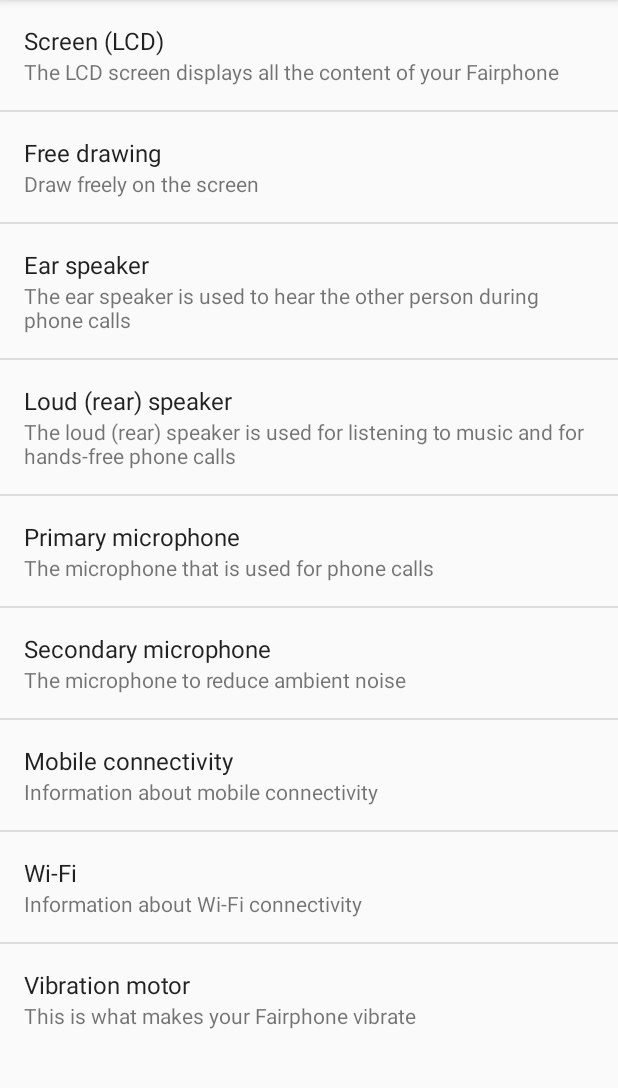
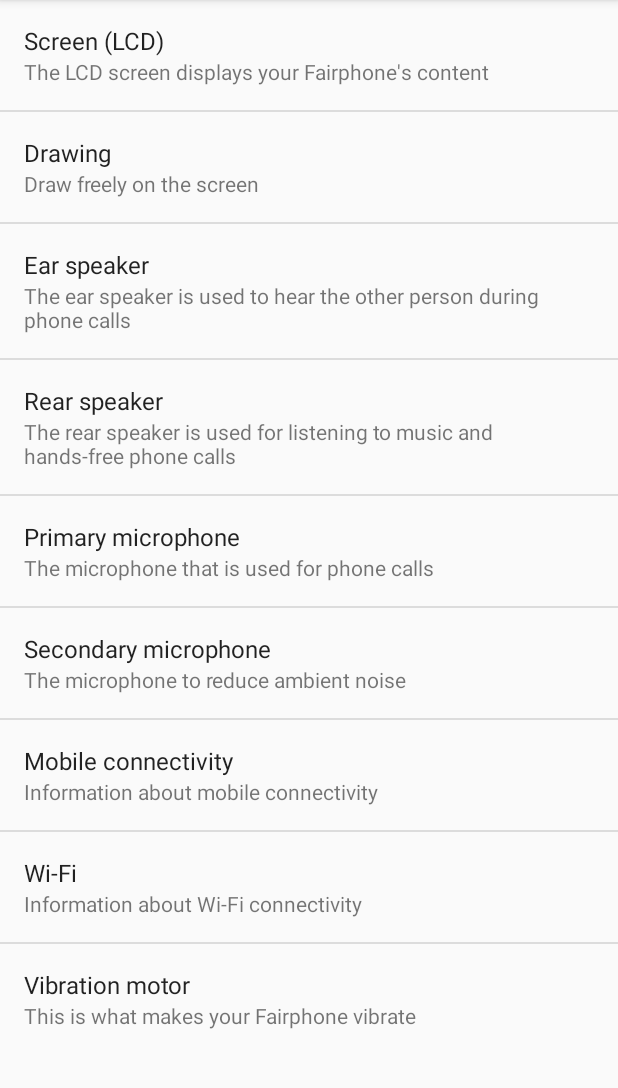
Before and after one commit to WeAreFairphone/FP2-Checkup, an Android app: the MainActivity screen opened directly, with no data from a screen before it, on a phone screen of 412 x 824 dp, the part 84-1172 px from its top. Run offline under Robolectric (Android 15) with nearby library versions, the phone set to English and light mode, and no system bars.

Commit message:
Update some strings after review
CHK-48

Change-Id: Ic88ae54862f8d445c45c668a166020e7e88c1922

```diff
--- a/app/src/main/res/values/strings.xml
+++ b/app/src/main/res/values/strings.xml
@@ -15,7 +15,7 @@
     <string name="grant_permission_in_settings">Please grant the permission in the app settings.</string>
 
     <!-- Free draw -->
-    <string name="freedraw_test_title">Free drawing</string>
+    <string name="freedraw_test_title">Drawing</string>
     <string name="freedraw_test_summary">Draw freely on the screen</string>
     <string name="freedraw_test_description">Draw freely on the screen.</string>
     <!-- Arguments: <action button label> -->
@@ -23,8 +23,8 @@
 
     <!-- LCD -->
     <string name="lcd_test_title">Screen (LCD)</string>
-    <string name="lcd_test_summary">The LCD screen displays all the content of your Fairphone</string>
-    <string name="lcd_test_description">The LCD screen displays all the content of your Fairphone.</string>
+    <string name="lcd_test_summary">The LCD screen displays your Fairphone\'s content</string>
+    <string name="lcd_test_description">The LCD screen displays your Fairphone\'s content.</string>
     <!-- Arguments: <action button label> -->
     <string name="lcd_test_instructions">Press \'%1$s\' and tap the screen to cycle through various colors. Look specifically for any screen abnormalities, i.e. blank spots, etc.</string>
 
@@ -89,9 +89,9 @@
     <string name="ear_speaker_test_instructions">Press \'%1$s\' and pretend you are making a phone call. If you hear the music through the ear speaker, that means it is working correctly.</string>
 
     <!-- Loud speaker -->
-    <string name="loud_speaker_test_title">Loud (rear) speaker</string>
-    <string name="loud_speaker_test_summary">The loud (rear) speaker is used for listening to music and for hands-free phone calls</string>
-    <string name="loud_speaker_test_description">The loud (rear) speaker is used for listening to music and for hands-free phone calls.</string>
+    <string name="loud_speaker_test_title">Rear speaker</string>
+    <string name="loud_speaker_test_summary">The rear speaker is used for listening to music and hands-free phone calls</string>
+    <string name="loud_speaker_test_description">The rear speaker is used for listening to music and hands-free phone calls.</string>
     <!-- Arguments: <action button label> -->
     <string name="loud_speaker_test_instructions">Press \'%1$s\' and use the physical volume buttons to lower or raise the sound level. You should hear your favorite Fairphone tune playing!</string>
 
```
